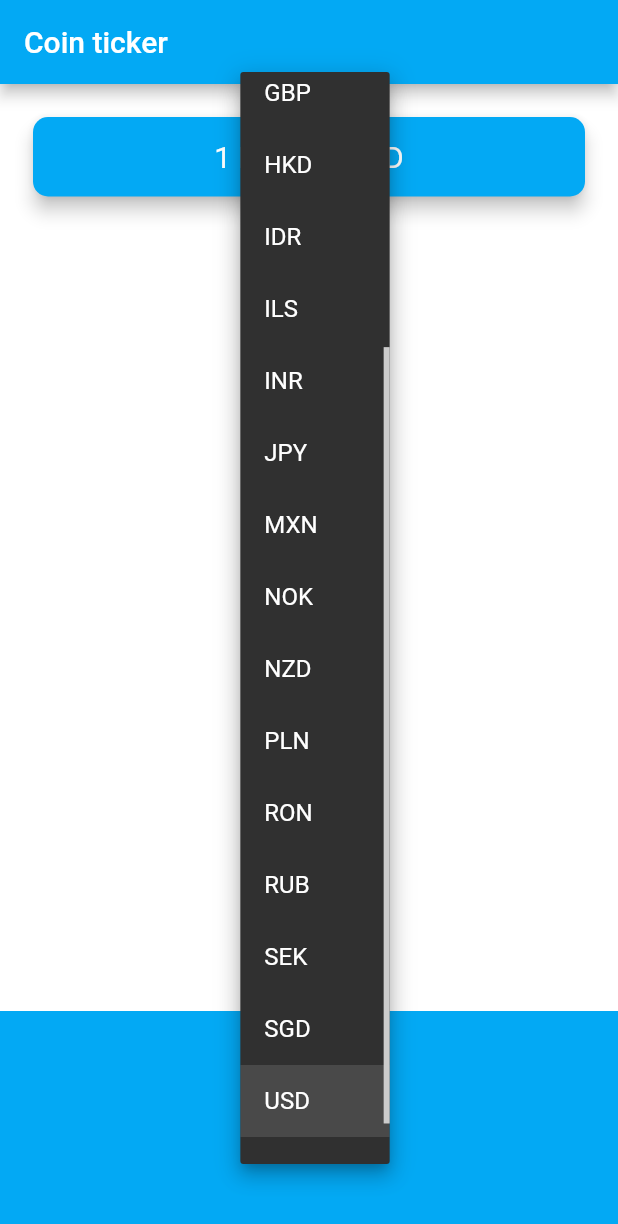
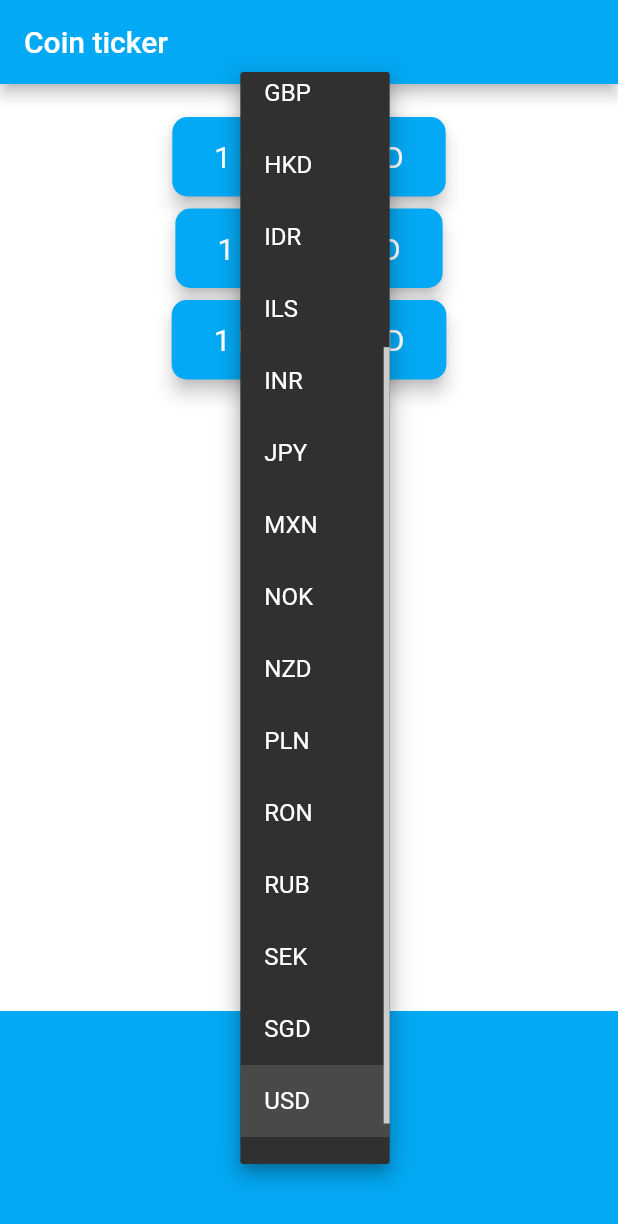
Before and after one commit to bullshitman/bitcoin_price, a Flutter app: the screen it shows after launch, after a tap on "USD", on a phone screen of 412 x 824 dp. Shown: the top 1224 px of the screen. Run offline on Flutter 3.47's test engine with Material 2 defaults, Android fonts, the phone set to English and light mode, and no system bars; network calls fail.

Commit message:
still need to refactor

```diff
--- /dev/null
+++ b/lib/consts.dart
@@ -0,0 +1,3 @@
+const apiK = '621F501E-8237-422A-9933-AD274BA69C0E';
+
+const baseUrl = 'https://rest.coinapi.io/v1/exchangerate/';
--- /dev/null
+++ b/lib/model/currency.dart
@@ -0,0 +1,24 @@
+import 'package:bitcoin_price/network/network_helper.dart';
+import 'package:bitcoin_price/consts.dart';
+
+class Currency {
+  String time;
+  String assetIdBase;
+  String assetIdQuote;
+  double rate;
+
+  Currency({this.time, this.assetIdBase, this.assetIdQuote, this.rate});
+
+  Currency.fromJson(Map<String, dynamic> json) {
+    time = json['time'];
+    assetIdBase = json['asset_id_base'];
+    assetIdQuote = json['asset_id_quote'];
+    rate = json['rate'];
+  }
+  Future<Currency> getCurrencyRate(String cryptoCurr, String curr) async {
+    NetWorkHelper netWorkHelper =
+        NetWorkHelper('$baseUrl$cryptoCurr/$curr?apikey=$apiK');
+    var data = await netWorkHelper.getData();
+    return Currency.fromJson(data);
+  }
+}
--- /dev/null
+++ b/lib/network/network_helper.dart
@@ -0,0 +1,15 @@
+import 'dart:convert';
+
+import 'package:http/http.dart' as http;
+
+class NetWorkHelper {
+  String url;
+  NetWorkHelper(this.url);
+  Future getData() async {
+    http.Response response = await http.get(Uri.parse(url));
+
+    return response.statusCode == 200
+        ? jsonDecode(response.body)
+        : print(response.statusCode);
+  }
+}
--- a/lib/price_screen.dart
+++ b/lib/price_screen.dart
@@ -1,3 +1,4 @@
+import 'package:bitcoin_price/model/currency.dart';
 import 'package:flutter/cupertino.dart';
 import 'package:flutter/material.dart';
 import 'coin_data.dart';
@@ -9,7 +10,12 @@ class PriceScreen extends StatefulWidget {
 }
 
 class _PriceScreenState extends State<PriceScreen> {
+  List<String> cryproList = ['BTC', 'LTC', 'ETH'];
   String selectedCurrency = 'USD';
+  String btcRate = '? USD';
+  String ltcRate = '? USD';
+  String ethRate = '? USD';
+  Currency currency = Currency();
 
   //IOS
   CupertinoPicker IOSPicker() {
@@ -22,7 +28,10 @@ class _PriceScreenState extends State<PriceScreen> {
     return CupertinoPicker(
       itemExtent: 32.0,
       onSelectedItemChanged: (selectedIndex) {
-        print(selectedIndex);
+        setState(() {
+          selectedCurrency = currenciesList[selectedIndex];
+        });
+        getRate(cryptoList, selectedCurrency);
       },
       children: pickerList,
     );
@@ -46,8 +55,44 @@ class _PriceScreenState extends State<PriceScreen> {
         setState(() {
           selectedCurrency = value;
         });
+        getRate(cryptoList, selectedCurrency);
       },
     );
+  }
+
+  void getRate(List cryptoList, String curr) async {
+    for (String cryptoCurr in cryproList) {
+      currency = await Currency().getCurrencyRate(cryptoCurr, curr);
+      updateUI(currency);
+    }
+  }
+
+  void updateUI(Currency currency) {
+    setState(() {
+      if (currency != null) {
+        switch (currency.assetIdBase) {
+          case ('BTC'):
+            btcRate = '${currency.rate.toStringAsFixed(3)} $selectedCurrency';
+            break;
+          case ('ETH'):
+            ethRate = '${currency.rate.toStringAsFixed(3)} $selectedCurrency';
+            break;
+          case ('LTC'):
+            ltcRate = '${currency.rate.toStringAsFixed(3)} $selectedCurrency';
+            break;
+        }
+      } else {
+        btcRate = '? $selectedCurrency';
+        ltcRate = '? $selectedCurrency';
+        ethRate = '? $selectedCurrency';
+      }
+    });
+  }
+
+  @override
+  void initState() {
+    super.initState();
+    getRate(cryproList, 'USD');
   }
 
   @override
@@ -62,7 +107,9 @@ class _PriceScreenState extends State<PriceScreen> {
         children: [
           Padding(
             padding: const EdgeInsets.fromLTRB(18.0, 18.0, 18.0, 18.0),
-            child: Card(
+            child: Column(
+              children: [
+                Card(
                   shape: RoundedRectangleBorder(
                     borderRadius: BorderRadius.circular(10.0),
                   ),
@@ -72,7 +119,7 @@ class _PriceScreenState extends State<PriceScreen> {
                     padding: const EdgeInsets.symmetric(
                         vertical: 15.0, horizontal: 28.0),
                     child: Text(
-                  '1 BTC = ? USD',
+                      '1 BTC = $btcRate',
                       textAlign: TextAlign.center,
                       style: TextStyle(
                         fontSize: 20.0,
@@ -80,6 +127,46 @@ class _PriceScreenState extends State<PriceScreen> {
                       ),
                     ),
                   ),
+                ),
+                Card(
+                  shape: RoundedRectangleBorder(
+                    borderRadius: BorderRadius.circular(10.0),
+                  ),
+                  color: Colors.lightBlue,
+                  elevation: 5.0,
+                  child: Padding(
+                    padding: const EdgeInsets.symmetric(
+                        vertical: 15.0, horizontal: 28.0),
+                    child: Text(
+                      '1 LTC = $ltcRate',
+                      textAlign: TextAlign.center,
+                      style: TextStyle(
+                        fontSize: 20.0,
+                        color: Colors.white,
+                      ),
+                    ),
+                  ),
+                ),
+                Card(
+                  shape: RoundedRectangleBorder(
+                    borderRadius: BorderRadius.circular(10.0),
+                  ),
+                  color: Colors.lightBlue,
+                  elevation: 5.0,
+                  child: Padding(
+                    padding: const EdgeInsets.symmetric(
+                        vertical: 15.0, horizontal: 28.0),
+                    child: Text(
+                      '1 ETH = $ethRate',
+                      textAlign: TextAlign.center,
+                      style: TextStyle(
+                        fontSize: 20.0,
+                        color: Colors.white,
+                      ),
+                    ),
+                  ),
+                ),
+              ],
             ),
           ),
           Container(
--- a/pubspec.yaml
+++ b/pubspec.yaml
@@ -1,3 +1,4 @@
+---
 name: bitcoin_price
 description: Bitcoin ticker app.
 publish_to: none
@@ -8,10 +9,11 @@ dependencies:
   flutter:
     sdk: flutter
   cupertino_icons: ^1.0.2
+  http: ^0.13.1
 flutter_icons:
-  android: "launcher_icon"
+  android: launcher_icon
   ios: true
-  image_path: "images/launch_icon/bitcoin_price.png"
+  image_path: images/launch_icon/bitcoin_price.png
 dev_dependencies:
   flutter_launcher_icons: ^0.9.0
   flutter_test:
```
Also changed, not shown: pubspec.lock. Lines whose indentation alone changed are shown as unchanged.
